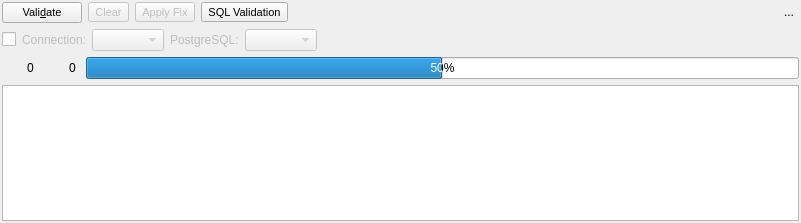
The window that libpgmodeler_ui/ui/modelvalidationwidget.ui (pgmodeler/pgmodeler) describes before a commit, drawn with Qt 5.
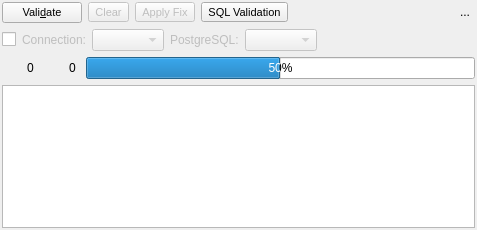
The same window after the commit. Icons and pictures are not drawn.

```diff
--- a/libpgmodeler_ui/ui/modelvalidationwidget.ui
+++ b/libpgmodeler_ui/ui/modelvalidationwidget.ui
@@ -6,8 +6,8 @@
    <rect>
     <x>0</x>
     <y>0</y>
-    <width>801</width>
-    <height>223</height>
+    <width>477</width>
+    <height>230</height>
    </rect>
   </property>
   <property name="sizePolicy">
@@ -19,7 +19,7 @@
   <property name="minimumSize">
    <size>
     <width>0</width>
-    <height>0</height>
+    <height>230</height>
    </size>
   </property>
   <property name="windowTitle">
```
Left out of the diff: 4 changed lines with no effect on the pictures.
